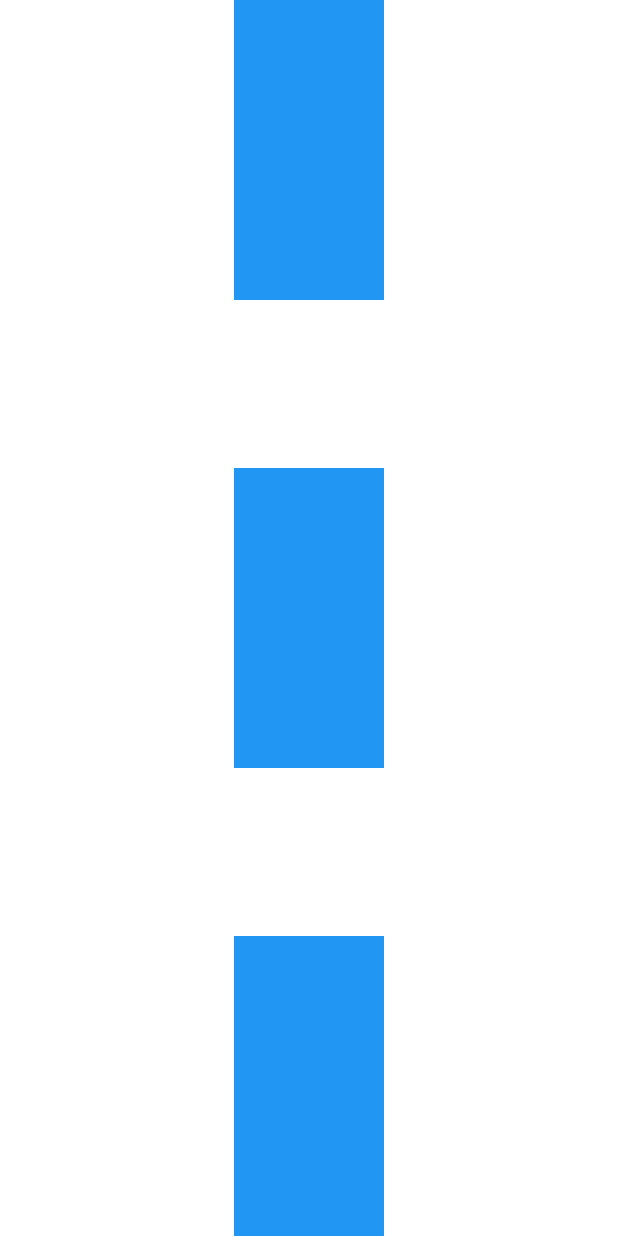
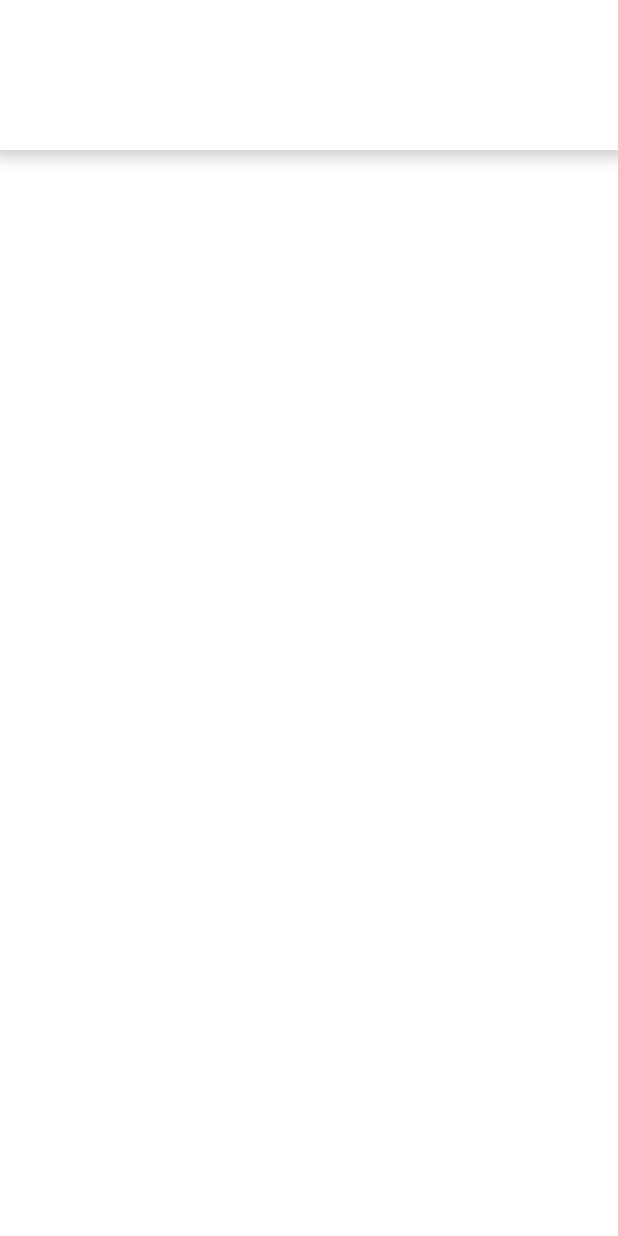
Before and after one commit to maximzec/flutter-sandbox, a Flutter app: the screen it shows after launch, on a phone screen of 412 x 824 dp. Run offline on Flutter 3.47's test engine with Material 2 defaults, Android fonts, the phone set to English and light mode, and no system bars.

Commit message:
finished header

```diff
--- a/lib/main.dart
+++ b/lib/main.dart
@@ -23,46 +23,21 @@ class MyApp extends StatelessWidget {
           primarySwatch: Colors.blue,
         ),
         home: Column(
-          mainAxisAlignment: MainAxisAlignment.spaceBetween,
           children: [
-            MyStatefulWidget(),
-            MyStatefulWidget(),
-            MyStatefulWidget(),
+            FractionallySizedBox(
+              widthFactor: 1,
+              child: Container(
+                height: 100,
+                decoration: BoxDecoration(color: Colors.white, boxShadow: [
+                  BoxShadow(
+                    color: Colors.grey.withOpacity(0.5),
+                    spreadRadius: 5,
+                    blurRadius: 7,
+                  )
+                ]),
+              ),
+            )
           ],
         ));
   }
 }
-
-class MyStatefulWidget extends StatefulWidget {
-  const MyStatefulWidget({Key key}) : super(key: key);
-
-  @override
-  _MyStatefulWidgetState createState() => _MyStatefulWidgetState();
-}
-
-/// This is the private State class that goes with MyStatefulWidget.
-class _MyStatefulWidgetState extends State<MyStatefulWidget> {
-  bool selected = false;
-
-  @override
-  Widget build(BuildContext context) {
-    return GestureDetector(
-      onTap: () {
-        setState(() {
-          selected = !selected;
-        });
-      },
-      child: Center(
-        child: AnimatedContainer(
-          width: selected ? 200.0 : 100.0,
-          height: selected ? 100.0 : 200.0,
-          color: selected ? Colors.red : Colors.blue,
-          alignment:
-              selected ? Alignment.center : AlignmentDirectional.topCenter,
-          duration: const Duration(seconds: 1),
-          curve: Curves.bounceInOut,
-        ),
-      ),
-    );
-  }
-}
```
